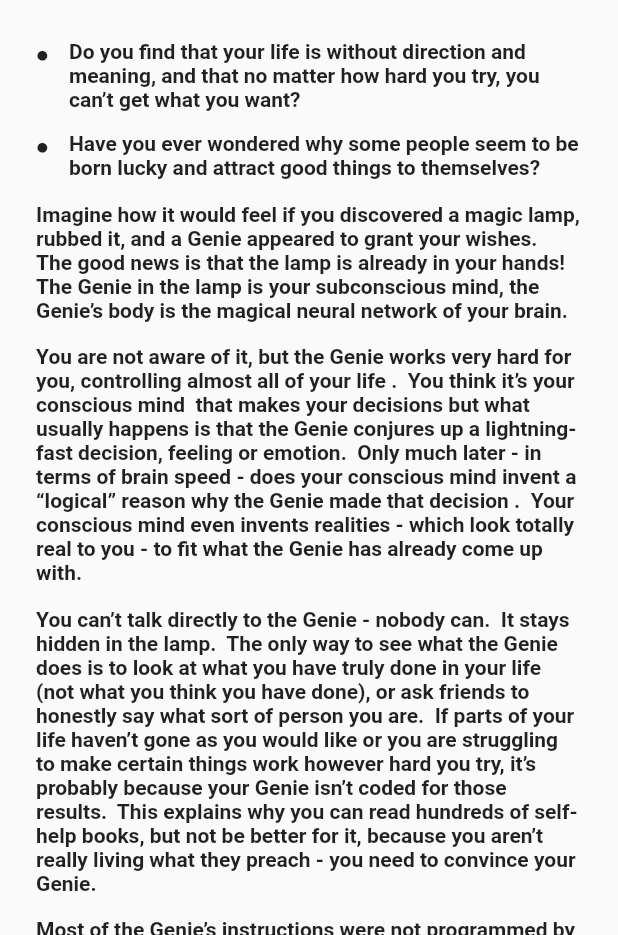
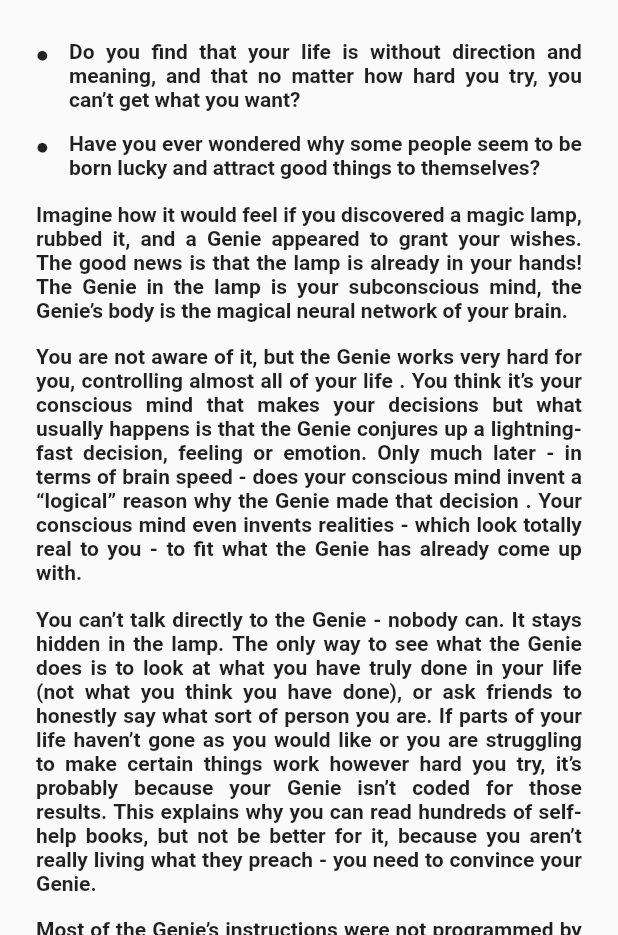
Before and after one commit to Uzairinshallah/ToDoAppp, a Flutter app: the LearnPage screen opened directly, on a phone screen of 412 x 824 dp, the part 301-1236 px from its top. Run offline on Flutter 3.47's test engine with Material 2 defaults, Android fonts, the phone set to English and light mode, and no system bars; our stand-ins replace audioplayers, flutter_screenutil, hive_flutter; accounts and stored records are empty.

Commit message:
learn text

```diff
--- a/lib/pages/learn_page.dart
+++ b/lib/pages/learn_page.dart
@@ -11,7 +11,7 @@ class LearnPage extends StatelessWidget {
   Widget build(BuildContext context) {
     return Scaffold(
       body: SingleChildScrollView(
-        physics: BouncingScrollPhysics(),
+        physics: const BouncingScrollPhysics(),
         child: Padding(
           padding: EdgeInsets.symmetric(horizontal: 25.w),
           child: Column(
@@ -38,21 +38,22 @@ class LearnPage extends StatelessWidget {
               Row(
                 mainAxisAlignment: MainAxisAlignment.start,
                 crossAxisAlignment: CrossAxisAlignment.start,
-                children: const [
-                  Text(
+                children: [
+                  const Text(
                     '●	',
                     style: TextStyle(
                       fontSize: 14,
                       fontWeight: FontWeight.w700,
                     ),
                   ),
-                  SizedBox(
+                  const SizedBox(
                     width: 10,
                   ),
-                  Expanded(
+                  const Expanded(
                     child: Text(
                       'Do you find that your life is without direction and meaning, and that no matter how hard '
                       'you try, you can’t get what you want?',
+                      textAlign: TextAlign.justify,
                       style: TextStyle(
                         fontSize: 14,
                         fontWeight: FontWeight.w700,
@@ -81,6 +82,7 @@ class LearnPage extends StatelessWidget {
                   Expanded(
                     child: Text(
                       'Have you ever wondered why some people seem to be born lucky and attract good things to themselves?',
+                      textAlign: TextAlign.justify,
                       style: TextStyle(
                         fontSize: 14,
                         fontWeight: FontWeight.w700,
@@ -95,6 +97,7 @@ class LearnPage extends StatelessWidget {
               const Text(
                 'Imagine how it would feel if you discovered a magic lamp, rubbed it, and a Genie appeared to grant your wishes.  The good news is that the lamp is already in your hands!  The Genie in the '
                 'lamp is your subconscious mind, the Genie’s body is the magical neural network of your brain.',
+                textAlign: TextAlign.justify,
                 style: TextStyle(
                   fontSize: 14,
                   fontWeight: FontWeight.w700,
@@ -106,6 +109,7 @@ class LearnPage extends StatelessWidget {
               const Text(
                 'You are not aware of it, but the Genie works very hard for you, controlling almost all of your life .  You think it’s your conscious mind  that makes your decisions but what usually happens is that the Genie conjures up a lightning-fast decision, feeling or emotion.  Only much later - in terms of brain speed - does your conscious mind invent a “logical” reason why the Genie made that decision .'
                 '  Your conscious mind even invents realities - which look totally real to you - to fit what the Genie has already come up with.',
+                textAlign: TextAlign.justify,
                 style: TextStyle(
                   fontSize: 14,
                   fontWeight: FontWeight.w700,
@@ -117,6 +121,7 @@ class LearnPage extends StatelessWidget {
               const Text(
                 'You can’t talk directly to the Genie - nobody can.  It stays hidden in the lamp.  The only way to see what the Genie does is to look at what you have truly done in your life (not what you think you have done), or ask friends to honestly say what sort of person you are.'
                 '  If parts of your life haven’t gone as you would like or you are struggling to make certain things work however hard you try, it’s probably because your Genie isn’t coded for those results.  This explains why you can read hundreds of self-help books, but not be better for it, because you aren’t really living what they preach - you need to convince your Genie.',
+                textAlign: TextAlign.justify,
                 style: TextStyle(
                   fontSize: 14,
                   fontWeight: FontWeight.w700,
@@ -128,6 +133,7 @@ class LearnPage extends StatelessWidget {
               const Text(
                 'Most of the Genie’s instructions were not programmed by you, they were programmed by other people, '
                 'especially during your early years.  It’s likely that those people you know who were “born lucky” and attract things to themselves just happen to have Genies with the right coding.',
+                textAlign: TextAlign.justify,
                 style: TextStyle(
                   fontSize: 14,
                   fontWeight: FontWeight.w700,
@@ -136,7 +142,9 @@ class LearnPage extends StatelessWidget {
               const SizedBox(
                 height: 15,
               ),
-              Text(
+              RichText(
+                text: const TextSpan(
+                    text:
                         'Now is the time for you to fight back, catch up, and take '
                         'control of your Genie to bring good things into your life. '
                         ' This is not just wishful thinking, spirituality or magic, '
@@ -146,11 +154,57 @@ class LearnPage extends StatelessWidget {
                         ' requires that your Genie is already trained to believe, '
                         'which is rare. Nor is the technique designed to influence '
                         'things that you can’t directly affect - but it is '
-                'surprising what you can affect indirectly.\n\nThe Neural '
-                'Genie approach teaches your Genie to believe through life '
-                'experience, with almost no effort from you.',
-                style: buildTextStyle(),
+                        'surprising what you can affect',
+                    style: TextStyle(
+                      fontSize: 11,
+                      color: Colors.black,
+                      fontWeight: FontWeight.w700,
                     ),
+                    children: <TextSpan>[
+                      TextSpan(
+                        text: " indirectly.",
+                        style: TextStyle(
+                          fontSize: 12,
+                          color: Colors.black,
+                          fontStyle: FontStyle.italic,
+                          // fontWeight: FontWeight.w700,
+                        ),
+                      ),
+                    ]),
+              ),
+
+              const SizedBox(
+                height: 10,
+              ),
+              RichText(
+                text: const TextSpan(
+                    text: "The Neural Genie approach",
+                    style: TextStyle(
+                      fontSize: 11,
+                      fontWeight: FontWeight.w500,
+                      color: Colors.black,
+                    ),
+                    children: <TextSpan>[
+                      TextSpan(
+                        text:
+                            " teaches your Genie to believe through life experience",
+                        style: TextStyle(
+                          fontSize: 12,
+                          fontWeight: FontWeight.w700,
+                          color: Colors.black,
+                        ),
+                      ),
+                      TextSpan(
+                        text: " with almost no effort from you.",
+                        style: TextStyle(
+                          fontSize: 11,
+                          fontWeight: FontWeight.w500,
+                          color: Colors.black,
+                        ),
+                      ),
+                    ]),
+              ),
+
               imageWidget("assets/images/complete.gif"),
               const SizedBox(
                 height: 20,
@@ -171,15 +225,17 @@ class LearnPage extends StatelessWidget {
                 "which parts of the genes switch on and off.  We know that "
                 "stress can cause disease.We know that happiness fights disease. "
                 "If we can control our Genie.",
+                textAlign: TextAlign.justify,
                 style: buildTextStyle(),
               ),
               const SizedBox(
                 height: 5,
               ),
               Text(
-                "We’re told that some people are naturally better at spotting"
+                "\nWe’re told that some people are naturally better at spotting"
                 " opportunities, or at learning languages, or solving maths problems,"
-                " but we can all do this if we can believe it .  If we can control our Genie.",
+                " but we can all do this if we can believe it .  If we can control our Genie.\n",
+                textAlign: TextAlign.justify,
                 style: buildTextStyle(),
               ),
               const SizedBox(
@@ -189,6 +245,7 @@ class LearnPage extends StatelessWidget {
                 "People are trying to change all aspects of their lives - careers, health, relationships "
                 "- using many different methods.  But if you can just influence the Genie, everything else will"
                 " simply follow.",
+                textAlign: TextAlign.justify,
                 style: buildTextStyle(),
               ),
               const SizedBox(
@@ -205,6 +262,7 @@ class LearnPage extends StatelessWidget {
                 "the need to think about it.  The Genie may listen to hypnosis sessions, if you are lucky."
                 "  The Genie can also be fooled, if you spend a long time  pretending to be a certain way until"
                 " the attitude sticks - the so-called \"fake it ‘til you make it\".",
+                textAlign: TextAlign.justify,
                 style: buildTextStyle(),
               ),
               const SizedBox(
@@ -213,6 +271,7 @@ class LearnPage extends StatelessWidget {
               Text(
                 "But you don’t need any of these techniques.  The Neural Genie method comes"
                 " down to one incredibly simple principle:  ",
+                textAlign: TextAlign.justify,
                 style: buildTextStyle(),
               ),
 
@@ -220,7 +279,7 @@ class LearnPage extends StatelessWidget {
                 height: 20,
               ),
               Padding(
-                padding: EdgeInsets.symmetric(horizontal: 10.h),
+                padding: EdgeInsets.symmetric(horizontal: 15.h),
                 child: const Text(
                   "All we need to do is convince the Genie that"
                   "our chosen method for life improvement will work.",
@@ -239,6 +298,7 @@ class LearnPage extends StatelessWidget {
               Text(
                 "Rather than spending a huge amount of time and effort meditating and visualising all of the things that we would like to happen, "
                 "over and over again, we simply accept that the Genie is running us.  So all we need to do is:",
+                textAlign: TextAlign.justify,
                 style: buildTextStyle(),
               ),
 
@@ -263,9 +323,13 @@ class LearnPage extends StatelessWidget {
               const SizedBox(
                 height: 10,
               ),
-              Text(
+              Align(
+                alignment: Alignment.bottomLeft,
+                child: Text(
                   "These are the secrets of how Neural Genie works:",
+                  textAlign: TextAlign.left,
                   style: buildTextStyle(),
+                ),
               ),
               SizedBox(
                 height: 15.h,
@@ -287,6 +351,7 @@ class LearnPage extends StatelessWidget {
                   Expanded(
                     child: Text(
                       'The scientific reasons that have been presented here',
+                      textAlign: TextAlign.justify,
                       style: TextStyle(
                         fontSize: 14,
                         fontWeight: FontWeight.w700,
@@ -318,6 +383,7 @@ class LearnPage extends StatelessWidget {
                   Expanded(
                     child: Text(
                       'A special place (The List in this app) for you to write down what you want and expect to happen',
+                      textAlign: TextAlign.justify,
                       style: TextStyle(
                         fontSize: 14,
                         fontWeight: FontWeight.w700,
@@ -346,6 +412,7 @@ class LearnPage extends StatelessWidget {
                   Expanded(
                     child: Text(
                       'A potent method to convince your Genie that this method works',
+                      textAlign: TextAlign.justify,
                       style: TextStyle(
                         fontSize: 14,
                         fontWeight: FontWeight.w700,
@@ -365,7 +432,8 @@ class LearnPage extends StatelessWidget {
                 "The first part of this potent method was the unusually high price that you paid for this app.  Scientists have proven that expensive pills are more effective ,"
                 " because our Genie thinks they are.  So your Genie already knows that this"
                 " app will be more effective, and will finally start working for you to make the changes"
-                " that you want in your life.",
+                " that you want in your life.\n",
+                textAlign: TextAlign.justify,
                 style: buildTextStyle(),
               ),
               const SizedBox(
@@ -376,8 +444,8 @@ class LearnPage extends StatelessWidget {
                 " but this time uses it for good.  Even though you can’t talk directly with your Genie, it does "
                 "take notice of the world.  If it experiences something enough, the Genie thinks this is normal,"
                 " and works towards it.  If you ask for something in a certain way and the thing always materialises,"
-                " the Genie will learn that what you ask for will appear."
-                " that you want in your life.",
+                " the Genie will learn that what you ask for will appear.\n",
+                textAlign: TextAlign.justify,
                 style: buildTextStyle(),
               ),
               const SizedBox(
@@ -388,7 +456,8 @@ class LearnPage extends StatelessWidget {
                 "centuries to perform their amazing feats of mental and physical prowess.  The monks face a simple"
                 " task, which becomes increasingly difficult until it takes an almost supernatural skill to complete. "
                 " You train your Genie in the same way.  To begin, you ask for things that you expect and know will "
-                "happen easily.  The Genie learns that this works, then will accept increasingly challenging wishes.",
+                "happen easily.  The Genie learns that this works, then will accept increasingly challenging wishes.\n",
+                textAlign: TextAlign.justify,
                 style: buildTextStyle(),
               ),
               const SizedBox(
@@ -397,6 +466,7 @@ class LearnPage extends StatelessWidget {
               Text(
                 "While this seems challenging, you can do it using a beautifully simple  "
                 "process that requires very little effort.  So let us begin….",
+                textAlign: TextAlign.justify,
                 style: buildTextStyle(),
               ),
               const SizedBox(
@@ -417,13 +487,14 @@ class LearnPage extends StatelessWidget {
                 " Divination has happened can you enter the next.\n\n"
                 "Begin by writing a simple Divination - a thing that you know will happen.  For example “I will watch a leaf fall” in the autumn or “I will run 1 mile in "
                 "6 minutes” when your average time for 1 mile is 6 minutes.  Remember… your Genie is watching. \n\n"
-                "To write the Divination, click on this icon in the next empty space on The List:\n\n",
+                "To write the Divination, click on this icon at the bottom of the screen:",
+                textAlign: TextAlign.justify,
                 style: buildTextStyle(),
               ),
               const SizedBox(
                 height: 10,
               ),
-              imageWidget("assets/images/incomplete.gif"),
+              imageWidget("assets/images/add.png"),
               const SizedBox(
                 height: 10,
               ),
@@ -433,7 +504,8 @@ class LearnPage extends StatelessWidget {
                 "what you really want, even if it’s difficult for you to write it clearly.  You do not need to do"
                 " anything else in a special or particular way.  Writing the wish in The List  is all that is needed.\n\n "
                 "Your Genie will now be primed to notice the Divination when it occurs, and will bring it to your attention. "
-                " Mark it as complete by once again clicking on the icon:",
+                " Mark it as complete by once again clicking on the icon to the left of the Divination:",
+                textAlign: TextAlign.justify,
                 style: buildTextStyle(),
               ),
               const SizedBox(
@@ -444,9 +516,13 @@ class LearnPage extends StatelessWidget {
                 height: 10,
               ),
 
-              Text(
-                "Once a Divination has happened, and you have marked it as complete, the icon will change to:",
+              Align(
+                alignment: Alignment.bottomLeft,
+                child: Text(
+                  "The icon will become illuminated:",
+                  textAlign: TextAlign.justify,
                   style: buildTextStyle(),
+                ),
               ),
               const SizedBox(
                 height: 10,
@@ -455,10 +531,39 @@ class LearnPage extends StatelessWidget {
               const SizedBox(
                 height: 10,
               ),
-              Text(
-                "This is reinforcement, where the Genie learns that what you write in The List will happen.  ",
-                style: buildTextStyle(),
+
+              Align(
+                alignment: Alignment.bottomLeft,
+                child: RichText(
+                  text: const TextSpan(
+                      text: "This is",
+                      style: TextStyle(
+                        fontSize: 12,
+                        fontWeight: FontWeight.w600,
+                        color: Colors.black,
                       ),
+                      children: <TextSpan>[
+                        TextSpan(
+                          text: " reinforcement, ",
+                          style: TextStyle(
+                            fontSize: 12,
+                            fontStyle: FontStyle.italic,
+                            fontWeight: FontWeight.w600,
+                            color: Colors.black,
+                          ),
+                        ),
+                        TextSpan(
+                          text: "  where the Genie learns that what you write in The List will happen.\n",
+                          style: TextStyle(
+                            fontSize: 12,
+                            fontWeight: FontWeight.w600,
+                            color: Colors.black,
+                          ),
+                        ),
+                      ]),
+                ),
+              ),
+
               const SizedBox(
                 height: 5,
               ),
@@ -472,6 +577,7 @@ class LearnPage extends StatelessWidget {
                 "  There’s no need to work hard.  Your Genie has been working hard all your life, programmed by the"
                 " world to produce results that you didn’t necessarily ask for.  It’s now time to let your Genie work "
                 "hard doing things that you have asked for…",
+                textAlign: TextAlign.justify,
                 style: buildTextStyle(),
               ),
               const SizedBox(
```
Also changed, not shown: assets/images/add.png (added). Lines whose indentation alone changed are shown as unchanged.
